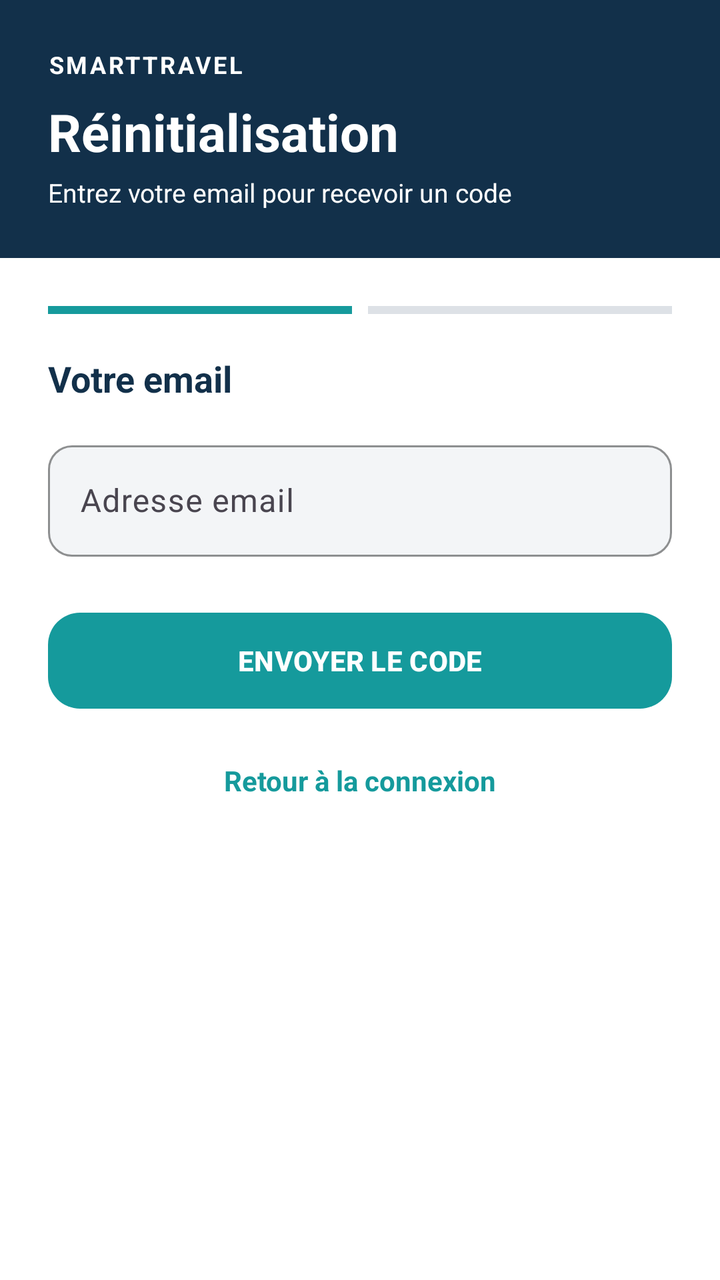
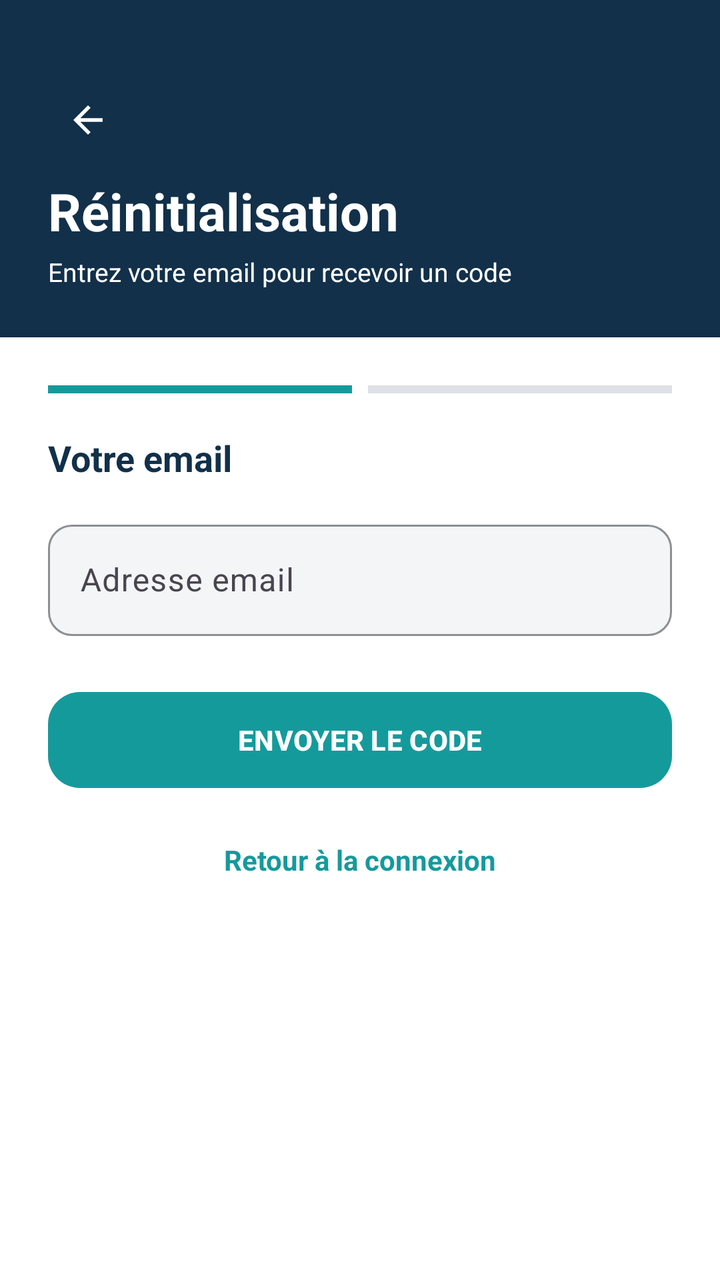

An Android layout rendered at two revisions. The XML below is the earlier revision; the diff shows what the commit changed to produce the second picture.
<!-- AndroidManifest.xml: application theme Theme.SmartTravel -->
<!-- res/layout/fragment_forgot_password.xml -->
<?xml version="1.0" encoding="utf-8"?>
<ScrollView xmlns:android="http://schemas.android.com/apk/res/android"
    xmlns:app="http://schemas.android.com/apk/res-auto"
    android:layout_width="match_parent"
    android:layout_height="match_parent"
    android:fillViewport="true">

    <LinearLayout
        android:layout_width="match_parent"
        android:layout_height="wrap_content"
        android:orientation="vertical">

        <LinearLayout
            android:layout_width="match_parent"
            android:layout_height="wrap_content"
            android:background="@color/navy"
            android:orientation="vertical"
            android:padding="24dp">

            <TextView
                android:layout_width="wrap_content"
                android:layout_height="wrap_content"
                android:letterSpacing="0.1"
                android:text="SMARTTRAVEL"
                android:textColor="@color/white"
                android:textSize="12sp"
                android:textStyle="bold" />

            <TextView
                android:layout_width="wrap_content"
                android:layout_height="wrap_content"
                android:layout_marginTop="8dp"
                android:text="Réinitialisation"
                android:textColor="@color/white"
                android:textSize="26sp"
                android:textStyle="bold" />

            <TextView
                android:layout_width="wrap_content"
                android:layout_height="wrap_content"
                android:layout_marginTop="4dp"
                android:text="Entrez votre email pour recevoir un code"
                android:textColor="@color/white"
                android:textSize="13sp" />
        </LinearLayout>

        <LinearLayout
            android:layout_width="match_parent"
            android:layout_height="wrap_content"
            android:orientation="vertical"
            android:padding="24dp">

            <LinearLayout
                android:layout_width="match_parent"
                android:layout_height="wrap_content"
                android:orientation="horizontal">

                <View
                    android:layout_width="0dp"
                    android:layout_height="4dp"
                    android:layout_marginEnd="4dp"
                    android:layout_weight="1"
                    android:background="@color/teal" />

                <View
                    android:layout_width="0dp"
                    android:layout_height="4dp"
                    android:layout_marginStart="4dp"
                    android:layout_weight="1"
                    android:background="@color/progress_off" />
            </LinearLayout>

            <TextView
                android:layout_width="wrap_content"
                android:layout_height="wrap_content"
                android:layout_marginTop="20dp"
                android:text="Votre email"
                android:textColor="@color/navy"
                android:textSize="18sp"
                android:textStyle="bold" />

            <com.google.android.material.textfield.TextInputLayout
                android:id="@+id/tilEmail"
                style="@style/Widget.SmartTravel.Input"
                android:layout_width="match_parent"
                android:layout_height="wrap_content"
                android:layout_marginTop="16dp"
                android:hint="Adresse email">

                <com.google.android.material.textfield.TextInputEditText
                    android:id="@+id/etEmail"
                    android:layout_width="match_parent"
                    android:layout_height="wrap_content"
                    android:inputType="textEmailAddress" />
            </com.google.android.material.textfield.TextInputLayout>

            <com.google.android.material.button.MaterialButton
                android:id="@+id/btnSendCode"
                android:layout_width="match_parent"
                android:layout_height="56dp"
                android:layout_marginTop="24dp"
                android:text="ENVOYER LE CODE"
                android:textStyle="bold"
                app:cornerRadius="16dp" />

            <TextView
                android:id="@+id/tvBack"
                android:layout_width="match_parent"
                android:layout_height="wrap_content"
                android:layout_marginTop="8dp"
                android:gravity="center"
                android:minHeight="48dp"
                android:text="Retour à la connexion"
                android:textColor="@color/teal"
                android:textStyle="bold" />
        </LinearLayout>
    </LinearLayout>
</ScrollView>
<!-- resources referenced by this layout -->
<resources>
  <color name="navy">#12304A</color>
  <color name="progress_off">#DDE1E6</color>
  <color name="teal">#159A9C</color>
  <color name="white">#FFFFFFFF</color>
  <style name="Widget.SmartTravel.Input" parent="Widget.Material3.TextInputLayout.OutlinedBox">
          <item name="boxBackgroundColor">@color/gray_light</item>
          <item name="boxStrokeColor">@color/teal</item>
          <item name="boxCornerRadiusTopStart">12dp</item>
          <item name="boxCornerRadiusTopEnd">12dp</item>
          <item name="boxCornerRadiusBottomStart">12dp</item>
          <item name="boxCornerRadiusBottomEnd">12dp</item>
      </style>
  <style name="Theme.SmartTravel" parent="Theme.Material3.Light.NoActionBar">
          <item name="colorPrimary">@color/teal</item>
          <item name="colorOnPrimary">@color/white</item>
          <item name="colorSecondary">@color/orange_soft</item>
          <item name="android:windowBackground">@color/white</item>
          <item name="android:statusBarColor">@color/navy</item>
      </style>
  <color name="gray_light">#F3F5F7</color>
  <color name="orange_soft">#F4A261</color>
</resources>

<!-- the commit's change to res/layout/fragment_forgot_password.xml (unified diff, before → after) -->
@@ -10,6 +10,7 @@
         android:layout_height="wrap_content"
         android:orientation="vertical">
 
+
         <LinearLayout
             android:layout_width="match_parent"
             android:layout_height="wrap_content"
@@ -17,14 +18,19 @@
             android:orientation="vertical"
             android:padding="24dp">
 
-            <TextView
-                android:layout_width="wrap_content"
-                android:layout_height="wrap_content"
-                android:letterSpacing="0.1"
-                android:text="SMARTTRAVEL"
-                android:textColor="@color/white"
-                android:textSize="12sp"
-                android:textStyle="bold" />
+
+                <ImageView
+                    android:id="@+id/btnBack"
+                    android:layout_width="40dp"
+                    android:layout_height="40dp"
+                    android:layout_marginTop="16dp"
+                    android:background="?attr/selectableItemBackgroundBorderless"
+                    android:clickable="true"
+                    android:focusable="true"
+                    android:padding="9dp"
+                    android:src="@drawable/ic_arrow_back"
+                    app:tint="@color/white" />
+
 
             <TextView
                 android:layout_width="wrap_content"
<!-- resource entries referenced after the edit -->
@@ -4,6 +4,12 @@
   <color name="progress_off">#DDE1E6</color>
   <color name="teal">#159A9C</color>
   <color name="white">#FFFFFFFF</color>
+  <!-- drawable ic_arrow_back (drawable) -->
+  <vector xmlns:android="http://schemas.android.com/apk/res/android" android:autoMirrored="true" android:height="24dp" android:tint="#000000" android:viewportHeight="960" android:viewportWidth="960" android:width="24dp">
+        
+      <path android:fillColor="@android:color/white" android:pathData="M313,520L537,744L480,800L160,480L480,160L537,216L313,440L800,440L800,520L313,520Z"/>
+      
+  </vector>
   <style name="Widget.SmartTravel.Input" parent="Widget.Material3.TextInputLayout.OutlinedBox">
           <item name="boxBackgroundColor">@color/gray_light</item>
           <item name="boxStrokeColor">@color/teal</item>
